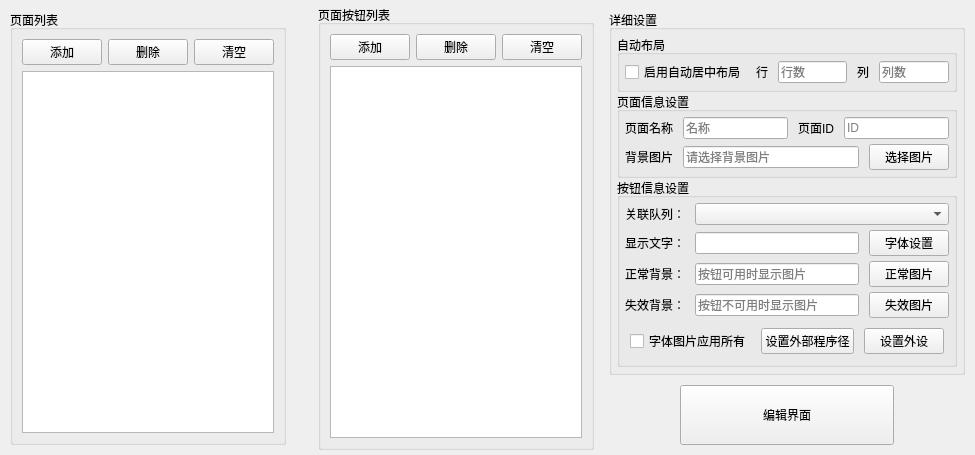
Before: the Qt Designer form QueueConfigurator/TagPage/PageSetting/qqueuepagesetting.ui in ffjiangMr/Qt, drawn with Qt 5.
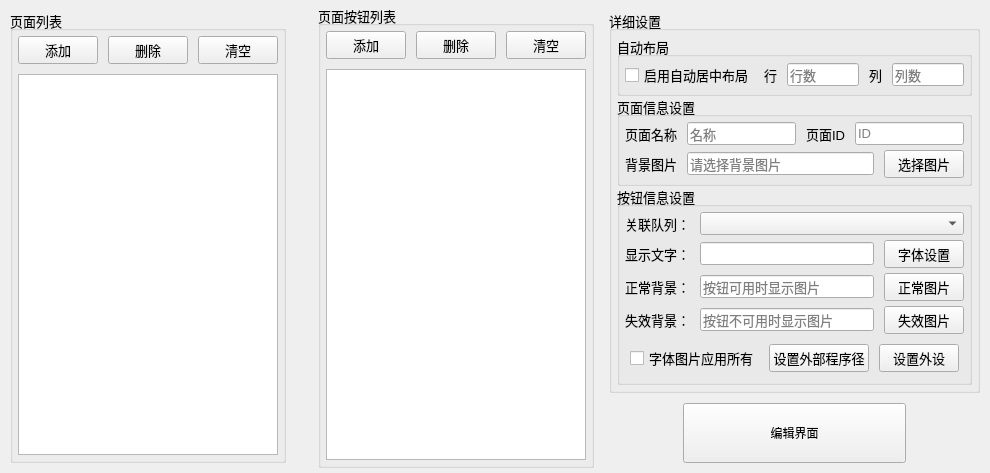
After: the same form once the commit is applied. Icons and pictures are not drawn. Custom widgets are drawn as their Qt base class.

What changed in the file:
```diff
--- a/QueueConfigurator/TagPage/PageSetting/qqueuepagesetting.ui
+++ b/QueueConfigurator/TagPage/PageSetting/qqueuepagesetting.ui
@@ -48,10 +48,30 @@
      </property>
      <item>
       <widget class="QGroupBox" name="groupBox_9">
+       <property name="font">
+        <font>
+         <pointsize>10</pointsize>
+        </font>
+       </property>
        <property name="title">
         <string>页面列表</string>
        </property>
        <layout class="QVBoxLayout" name="verticalLayout_13">
+        <property name="spacing">
+         <number>10</number>
+        </property>
+        <property name="leftMargin">
+         <number>5</number>
+        </property>
+        <property name="topMargin">
+         <number>5</number>
+        </property>
+        <property name="rightMargin">
+         <number>5</number>
+        </property>
+        <property name="bottomMargin">
+         <number>5</number>
+        </property>
         <item>
          <layout class="QHBoxLayout" name="horizontalLayout_20">
           <item>
@@ -103,10 +123,30 @@
     <layout class="QVBoxLayout" name="verticalLayout_17">
      <item>
       <widget class="QGroupBox" name="groupBox_13">
+       <property name="font">
+        <font>
+         <pointsize>10</pointsize>
+        </font>
+       </property>
        <property name="title">
         <string>页面按钮列表</string>
        </property>
        <layout class="QVBoxLayout" name="verticalLayout_18">
+        <property name="spacing">
+         <number>10</number>
+        </property>
+        <property name="leftMargin">
+         <number>5</number>
+        </property>
+        <property name="topMargin">
+         <number>5</number>
+        </property>
+        <property name="rightMargin">
+         <number>5</number>
+        </property>
+        <property name="bottomMargin">
+         <number>5</number>
+        </property>
         <item>
          <layout class="QHBoxLayout" name="horizontalLayout_28">
           <item>
@@ -159,6 +199,11 @@
      </property>
      <item>
       <widget class="QGroupBox" name="groupBox_14">
+       <property name="font">
+        <font>
+         <pointsize>10</pointsize>
+        </font>
+       </property>
        <property name="title">
         <string>详细设置</string>
        </property>
```
